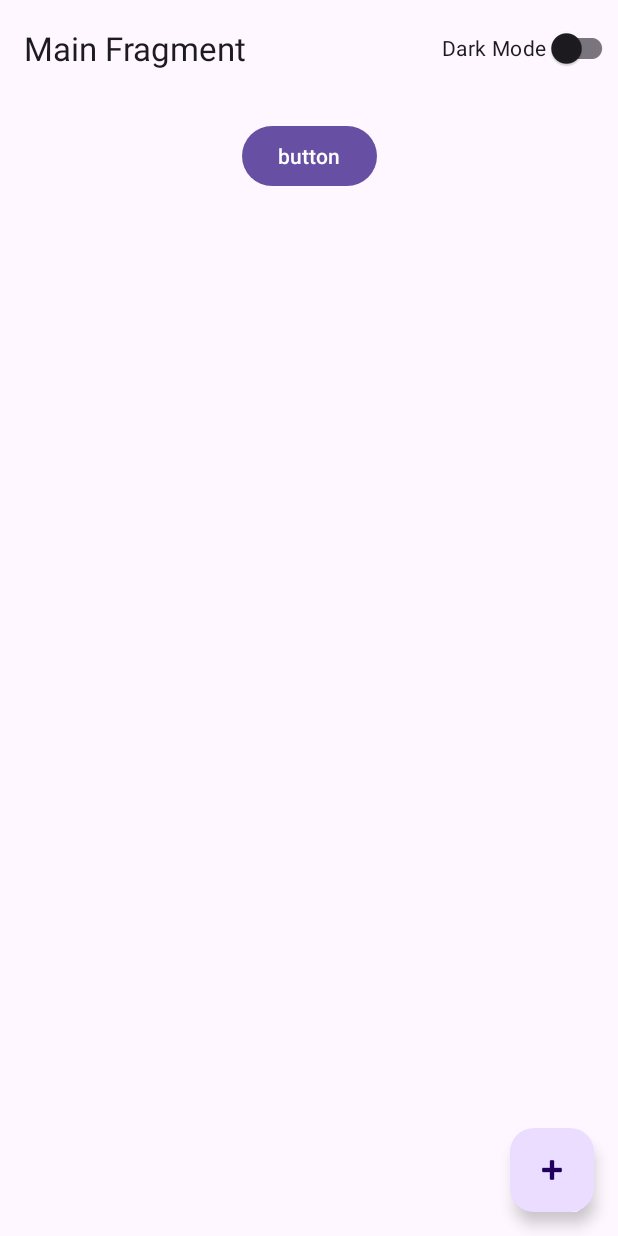
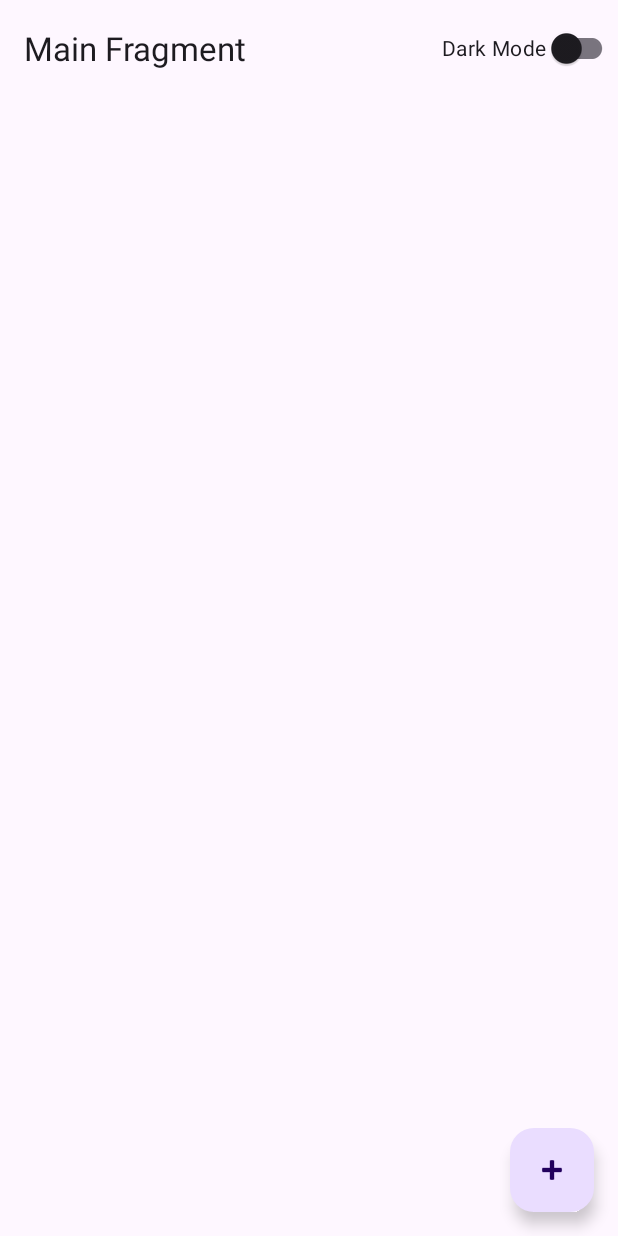
Before and after one commit to awry1/XML_Mobile, an Android app: the screen it shows after launch (MainActivity), on a phone screen of 412 x 824 dp. Run offline under Robolectric (Android 15) with nearby library versions, the phone set to English and light mode, and no system bars; our stand-ins replace navigation-ui.

Commit message:
Deleted unused button

```diff
--- a/app/src/main/res/layout/fragment_main.xml
+++ b/app/src/main/res/layout/fragment_main.xml
@@ -11,25 +11,14 @@
         android:layout_height="match_parent"
         android:padding="16dp">
 
-        <Button
-            android:id="@+id/button_main"
-            android:layout_width="wrap_content"
-            android:layout_height="wrap_content"
-            android:text="@string/button"
-            app:layout_constraintBottom_toTopOf="@id/tree_container"
-            app:layout_constraintEnd_toEndOf="parent"
-            app:layout_constraintStart_toStartOf="parent"
-            app:layout_constraintTop_toTopOf="parent" />
-
         <!-- Dynamiczny kontener na drzewa XML -->
         <LinearLayout
             android:id="@+id/tree_container"
             android:layout_width="match_parent"
             android:layout_height="wrap_content"
             android:orientation="vertical"
-            app:layout_constraintTop_toBottomOf="@id/button_main"
             app:layout_constraintBottom_toBottomOf="parent"
-            app:layout_constraintStart_toStartOf="parent"
-            app:layout_constraintEnd_toEndOf="parent" />
+            app:layout_constraintEnd_toEndOf="parent"
+            app:layout_constraintStart_toStartOf="parent" />
     </androidx.constraintlayout.widget.ConstraintLayout>
 </androidx.core.widget.NestedScrollView>
```
